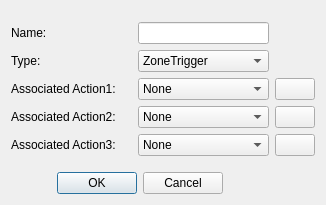
Old version of the form Editor/addtriggerdialog.ui in the repository LBALab/lbanet.
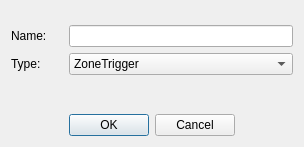
New version of the form. Icons and pictures are not drawn.

Commit message: simplified actions

```diff
--- a/Editor/addtriggerdialog.ui
+++ b/Editor/addtriggerdialog.ui
@@ -10,7 +10,7 @@
     <x>0</x>
     <y>0</y>
     <width>304</width>
-    <height>205</height>
+    <height>147</height>
    </rect>
   </property>
   <property name="windowTitle">
@@ -61,7 +61,7 @@
      </item>
     </widget>
    </item>
-   <item row="7" column="0" colspan="3">
+   <item row="5" column="0" colspan="3">
     <widget class="QDialogButtonBox" name="buttonBox">
      <property name="orientation">
       <enum>Qt::Horizontal</enum>
@@ -74,55 +74,7 @@
      </property>
     </widget>
    </item>
-   <item row="3" column="0">
-    <widget class="QLabel" name="label_action1">
-     <property name="text">
-      <string>Associated Action1:</string>
-     </property>
-    </widget>
-   </item>
    <item row="4" column="0">
-    <widget class="QLabel" name="label_action2">
-     <property name="text">
-      <string>Associated Action2:</string>
-     </property>
-    </widget>
-   </item>
-   <item row="5" column="0">
-    <widget class="QLabel" name="label_action3">
-     <property name="text">
-      <string>Associated Action3:</string>
-     </property>
-    </widget>
-   </item>
-   <item row="3" column="2">
-    <widget class="QComboBox" name="comboBox_action1">
-     <item>
-      <property name="text">
-       <string>None</string>
-      </property>
-     </item>
-    </widget>
-   </item>
-   <item row="4" column="2">
-    <widget class="QComboBox" name="comboBox_action2">
-     <item>
-      <property name="text">
-       <string>None</string>
-      </property>
-     </item>
-    </widget>
-   </item>
-   <item row="5" column="2">
-    <widget class="QComboBox" name="comboBox_action3">
-     <item>
-      <property name="text">
-       <string>None</string>
-      </property>
-     </item>
-    </widget>
-   </item>
-   <item row="6" column="0">
     <spacer name="verticalSpacer">
      <property name="orientation">
       <enum>Qt::Vertical</enum>
@@ -164,48 +116,6 @@
      </property>
     </spacer>
    </item>
-   <item row="4" column="3">
-    <widget class="QPushButton" name="pushButton_addact2">
-     <property name="toolTip">
-      <string>Add new action</string>
-     </property>
-     <property name="text">
-      <string/>
-     </property>
-     <property name="icon">
-      <iconset resource="editor.qrc">
-       <normaloff>:/Editor/Resources/icons/PNG/onebit_31.png</normaloff>:/Editor/Resources/icons/PNG/onebit_31.png</iconset>
-     </property>
-    </widget>
-   </item>
-   <item row="3" column="3">
-    <widget class="QPushButton" name="pushButton_addact1">
-     <property name="toolTip">
-      <string>Add new action</string>
-     </property>
-     <property name="text">
-      <string/>
-     </property>
-     <property name="icon">
-      <iconset resource="editor.qrc">
-       <normaloff>:/Editor/Resources/icons/PNG/onebit_31.png</normaloff>:/Editor/Resources/icons/PNG/onebit_31.png</iconset>
-     </property>
-    </widget>
-   </item>
-   <item row="5" column="3">
-    <widget class="QPushButton" name="pushButton_addact3">
-     <property name="toolTip">
-      <string>Add new action</string>
-     </property>
-     <property name="text">
-      <string/>
-     </property>
-     <property name="icon">
-      <iconset resource="editor.qrc">
-       <normaloff>:/Editor/Resources/icons/PNG/onebit_31.png</normaloff>:/Editor/Resources/icons/PNG/onebit_31.png</iconset>
-     </property>
-    </widget>
-   </item>
   </layout>
  </widget>
  <resources>
```
The commit also changes 5 other files.
